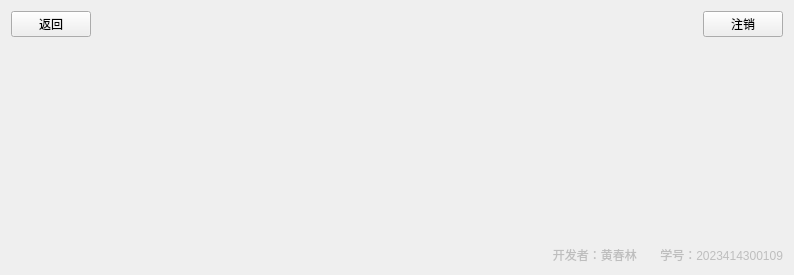
Qt form masterview.ui (Bypositive/Qt_Experience03) before a commit.
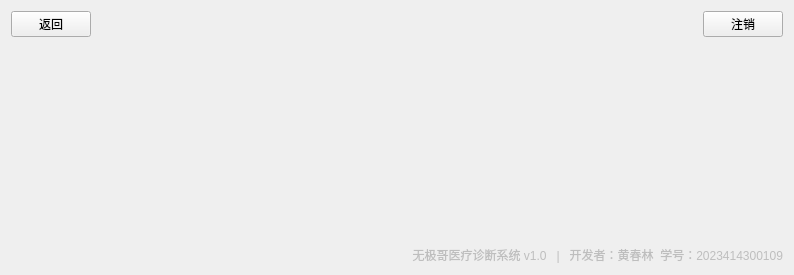
The same form after that commit.

Diff of the .ui file:
```diff
--- a/masterview.ui
+++ b/masterview.ui
@@ -74,7 +74,7 @@
       <bool>false</bool>
      </property>
      <property name="text">
-      <string>开发者：黄春林       学号：2023414300109</string>
+      <string>无极哥医疗诊断系统 v1.0   |   开发者：黄春林  学号：2023414300109</string>
      </property>
      <property name="alignment">
       <set>Qt::AlignmentFlag::AlignRight|Qt::AlignmentFlag::AlignTrailing|Qt::AlignmentFlag::AlignVCenter</set>
```
